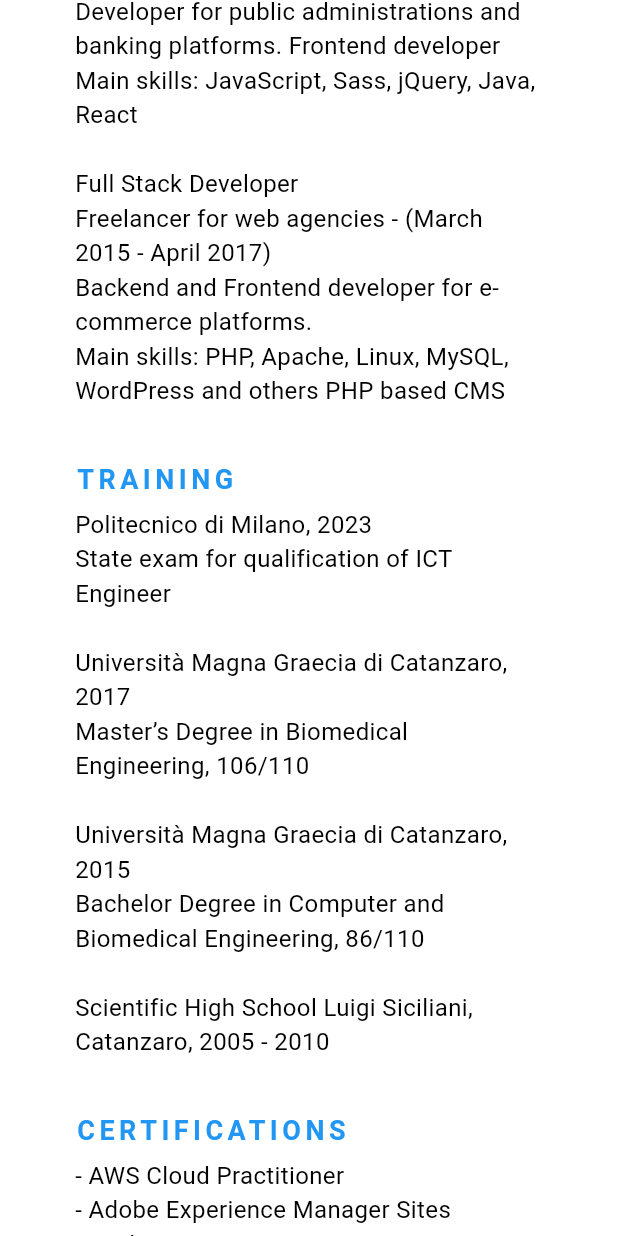
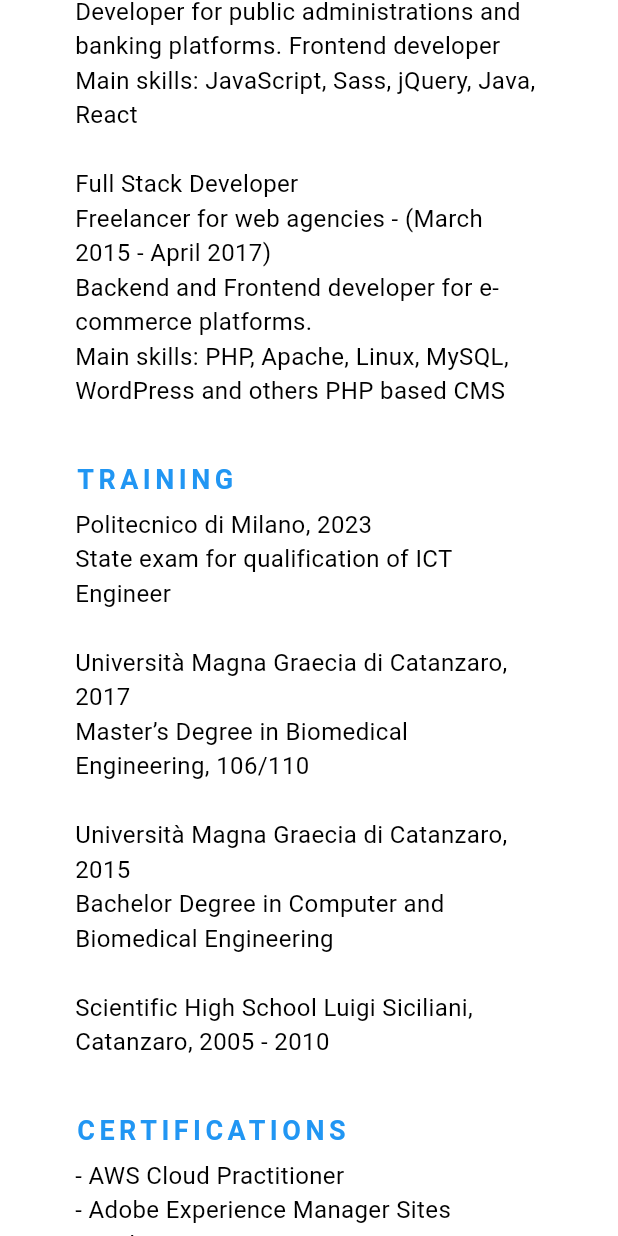
Before and after one commit to davideperrotta/resume_app, a Flutter app: the screen it shows after launch, scrolled down 1728 dp, on a phone screen of 412 x 824 dp. Run offline on Flutter 3.47's test engine with Material 3 defaults, Android fonts, the phone set to English and light mode, and no system bars; our stand-ins replace responsive_builder.

Commit message:
remove useless info

```diff
--- a/lib/main.dart
+++ b/lib/main.dart
@@ -125,7 +125,7 @@ class RightColumn extends StatelessWidget {
       ),
       Container(
         child: Text(
-          'Politecnico di Milano, 2023 \nState exam for qualification of ICT Engineer \n\nUniversità Magna Graecia di Catanzaro, 2017 \nMaster’s Degree in Biomedical Engineering, 106/110 \n\nUniversità Magna Graecia di Catanzaro, 2015 \nBachelor Degree in Computer and Biomedical Engineering, 86/110 \n\nScientific High School Luigi Siciliani, Catanzaro, 2005 - 2010',
+          'Politecnico di Milano, 2023 \nState exam for qualification of ICT Engineer \n\nUniversità Magna Graecia di Catanzaro, 2017 \nMaster’s Degree in Biomedical Engineering, 106/110 \n\nUniversità Magna Graecia di Catanzaro, 2015 \nBachelor Degree in Computer and Biomedical Engineering \n\nScientific High School Luigi Siciliani, Catanzaro, 2005 - 2010',
           style: descriptionStyle,
         ),
       ),
```
